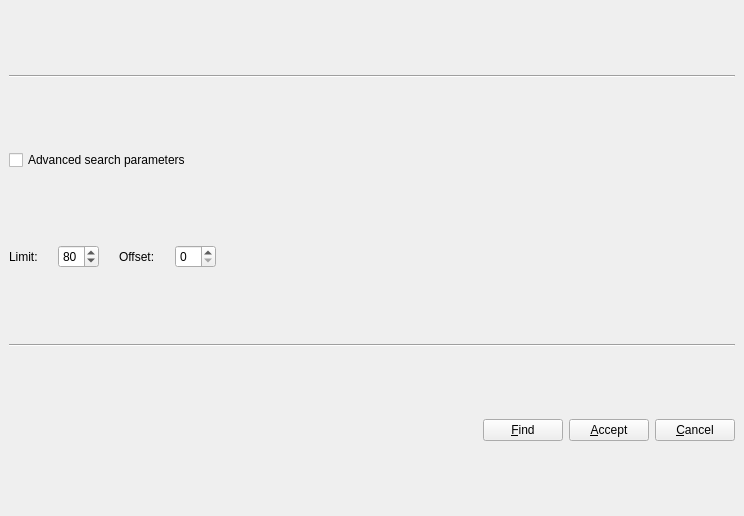
Above: bin/ui/win_search.ui from xrg/openerp-client-kde before the change. Below: the same form after it.
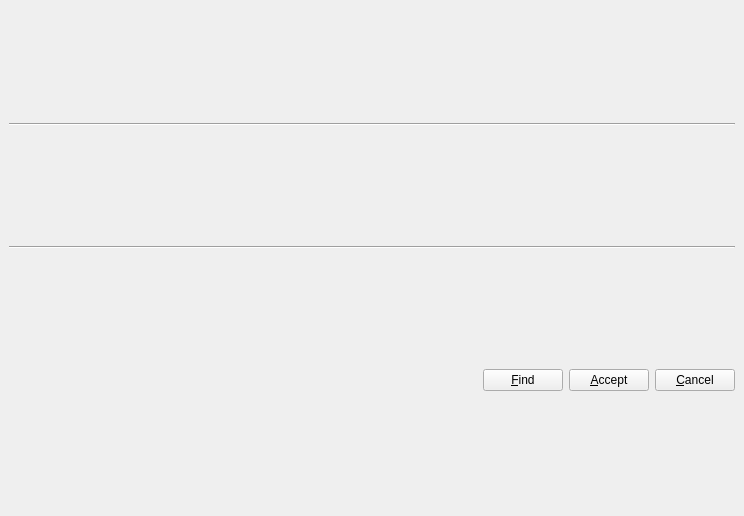
That is the form after the change. Icons and pictures are not drawn.

Commit message: Improved ReferenceFormWidget and win_search dialog.

The edit to the form file:
```diff
--- a/bin/ui/win_search.ui
+++ b/bin/ui/win_search.ui
@@ -35,115 +35,6 @@
      </property>
     </widget>
    </item>
-   <item>
-    <layout class="QHBoxLayout" >
-     <property name="spacing" >
-      <number>6</number>
-     </property>
-     <property name="leftMargin" >
-      <number>0</number>
-     </property>
-     <property name="topMargin" >
-      <number>0</number>
-     </property>
-     <property name="rightMargin" >
-      <number>0</number>
-     </property>
-     <property name="bottomMargin" >
-      <number>0</number>
-     </property>
-     <item>
-      <widget class="QCheckBox" name="advance" >
-       <property name="text" >
-        <string>Advanced search parameters</string>
-       </property>
-      </widget>
-     </item>
-     <item>
-      <spacer>
-       <property name="orientation" >
-        <enum>Qt::Horizontal</enum>
-       </property>
-       <property name="sizeHint" >
-        <size>
-         <width>40</width>
-         <height>20</height>
-        </size>
-       </property>
-      </spacer>
-     </item>
-    </layout>
-   </item>
-   <item>
-    <widget class="QFrame" name="advFrame" >
-     <property name="maximumSize" >
-      <size>
-       <width>16777215</width>
-       <height>30</height>
-      </size>
-     </property>
-     <property name="frameShape" >
-      <enum>QFrame::NoFrame</enum>
-     </property>
-     <property name="frameShadow" >
-      <enum>QFrame::Raised</enum>
-     </property>
-     <layout class="QHBoxLayout" >
-      <property name="spacing" >
-       <number>20</number>
-      </property>
-      <property name="leftMargin" >
-       <number>0</number>
-      </property>
-      <property name="topMargin" >
-       <number>0</number>
-      </property>
-      <property name="rightMargin" >
-       <number>0</number>
-      </property>
-      <property name="bottomMargin" >
-       <number>0</number>
-      </property>
-      <item>
-       <widget class="QLabel" name="label" >
-        <property name="text" >
-         <string>Limit:</string>
-        </property>
-       </widget>
-      </item>
-      <item>
-       <widget class="QSpinBox" name="limit" >
-        <property name="value" >
-         <number>80</number>
-        </property>
-       </widget>
-      </item>
-      <item>
-       <widget class="QLabel" name="label_2" >
-        <property name="text" >
-         <string>Offset:</string>
-        </property>
-       </widget>
-      </item>
-      <item>
-       <widget class="QSpinBox" name="offset" />
-      </item>
-      <item>
-       <spacer>
-        <property name="orientation" >
-         <enum>Qt::Horizontal</enum>
-        </property>
-        <property name="sizeHint" >
-         <size>
-          <width>40</width>
-          <height>20</height>
-         </size>
-        </property>
-       </spacer>
-      </item>
-     </layout>
-    </widget>
-   </item>
    <item>
     <widget class="Line" name="line_2" >
      <property name="orientation" >
```
The commit also changes 3 other files.
